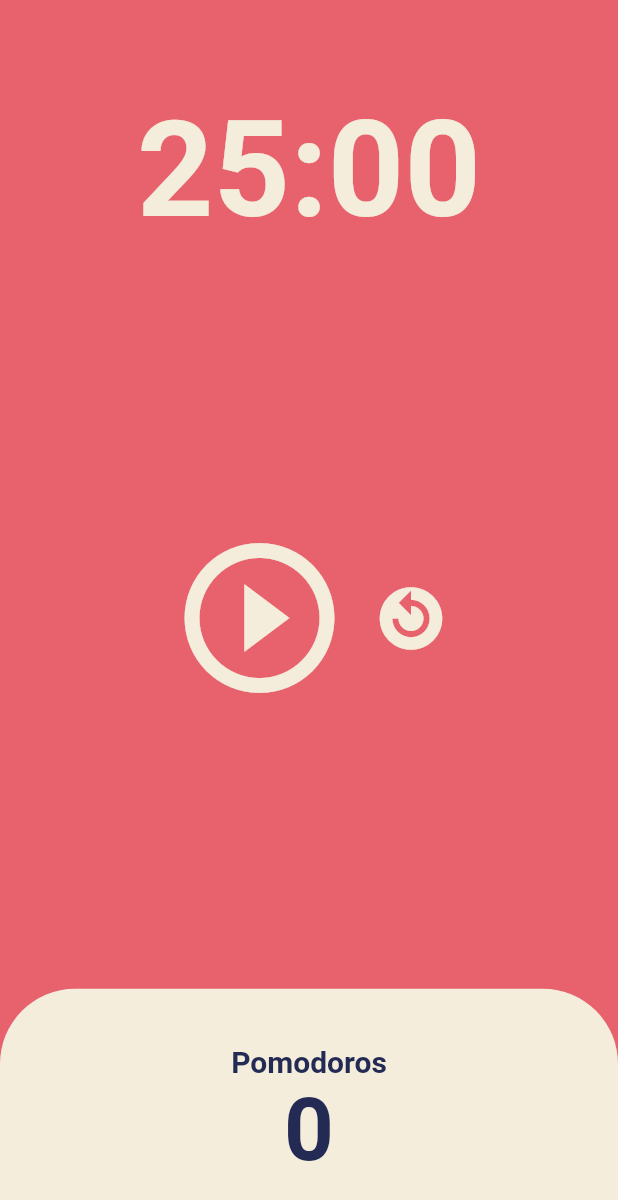
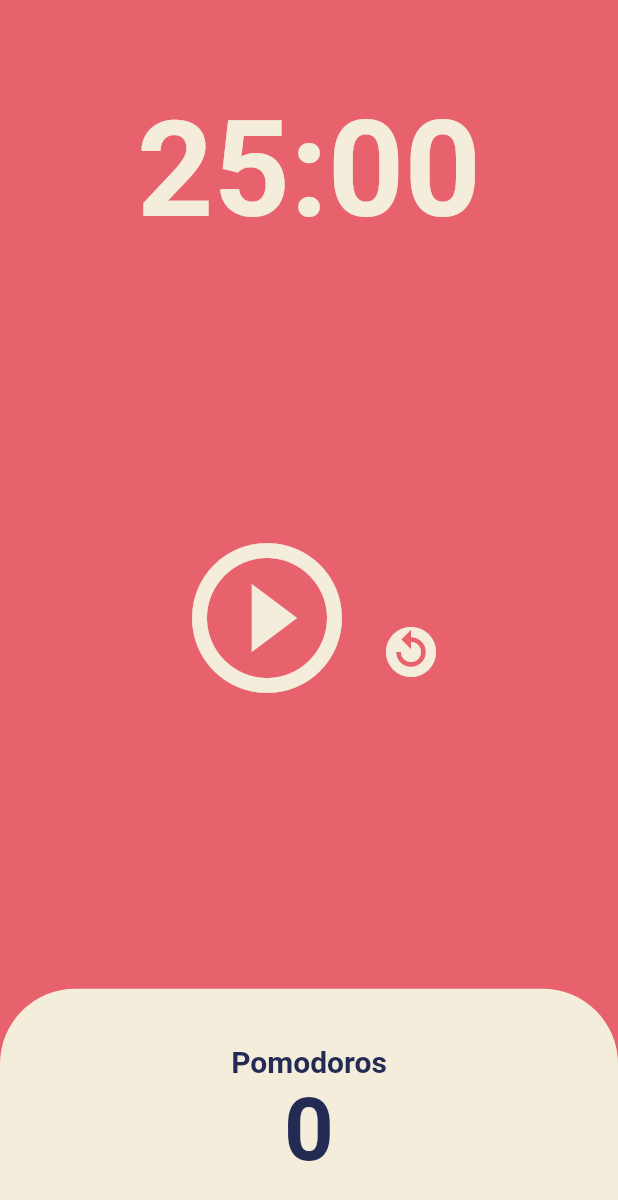
Before and after one commit to paperworker-hsg/pomodoro, a Flutter app: the screen it shows after launch, on a phone screen of 412 x 824 dp. Shown: the top 1200 px of the screen. Run offline on Flutter 3.47's test engine with Material 2 defaults, Android fonts, the phone set to English and light mode, and no system bars.

Commit message:
reset button move to downward.

```diff
--- a/lib/screens/home_screen.dart
+++ b/lib/screens/home_screen.dart
@@ -105,8 +105,11 @@ class _HomeScreenState extends State<HomeScreen> {
                 Column(
                   mainAxisAlignment: MainAxisAlignment.center,
                   children: [
+                    const SizedBox(
+                      height: 45,
+                    ),
                     IconButton(
-                      iconSize: 50,
+                      iconSize: 40,
                       color: Theme.of(context).cardColor,
                       onPressed: onResetPressed,
                       icon: const Icon(
```
